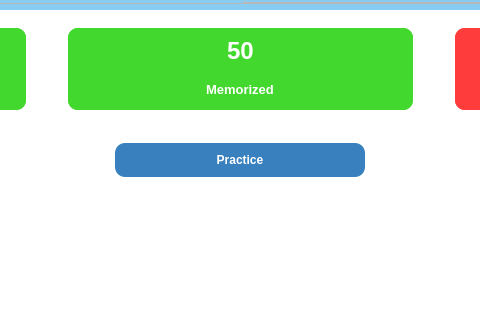
The window that UI/forms/topic_word.ui (yuukun123/LexiLand) describes before a commit, drawn with Qt 5; both pictures show x 347 to 827 and y 94 to 414 of the 1175 by 750 pixel window.
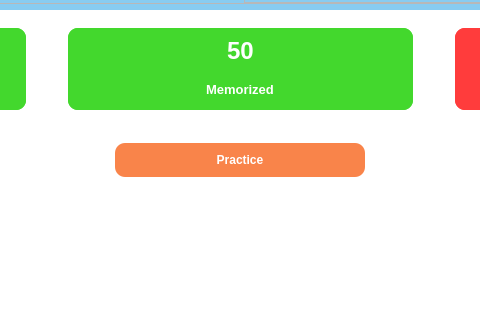
The same window after the commit. Icons and pictures are not drawn.

```diff
--- a/UI/forms/topic_word.ui
+++ b/UI/forms/topic_word.ui
@@ -1007,7 +1007,7 @@
                      </property>
                      <property name="styleSheet">
                       <string notr="true">#Practice_btn{
-	background-color: rgb(56, 128, 190);
+	background-color: #f9844a;
 	color:#ffffff;
 	padding: 10px;
 }
```
Left out of the diff: 2 changed lines with no effect on the pictures.
